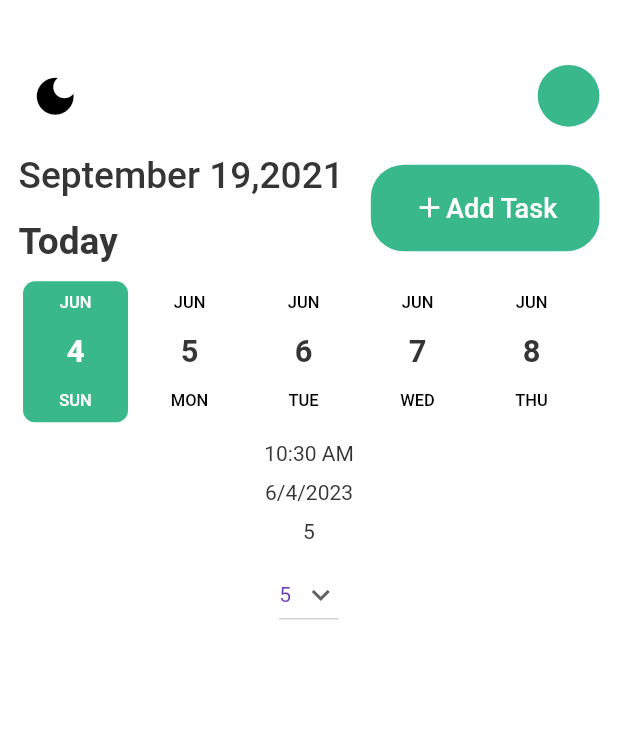
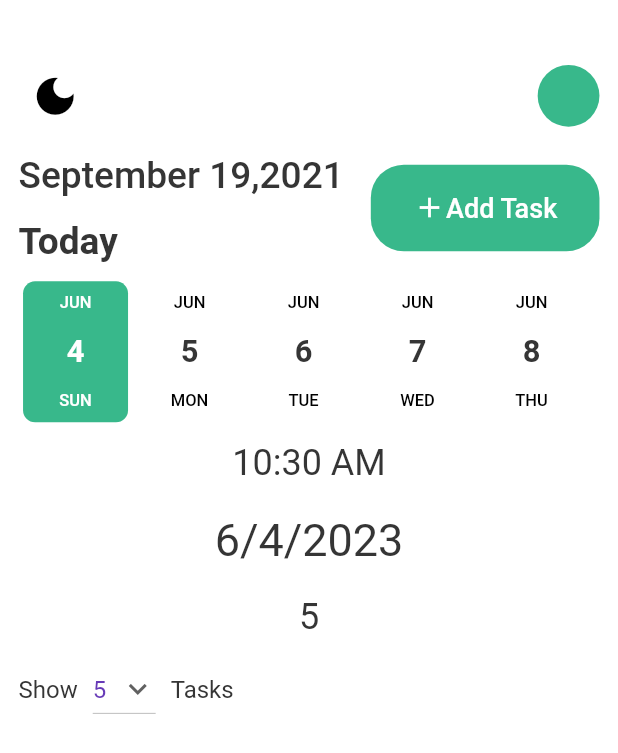
Before and after one commit to isavtars/todo, a Flutter app: the screen it shows after launch, on a phone screen of 412 x 824 dp. Shown: the top 753 px of the screen. Run offline on Flutter 3.47's test engine with Material 2 defaults, Android fonts, the light colour scheme and no system bars; drawn by our look-alikes of date_picker_timeline; our stand-ins replace get, google_fonts, sqflite; accounts and stored records are empty; Roboto replaces fonts that are missing (Questrial).

Commit message:
check it

```diff
--- a/lib/screen/home_screen2.dart
+++ b/lib/screen/home_screen2.dart
@@ -71,23 +71,29 @@ class _HomeScreen2State extends State<HomeScreen2> {
           const SizedBox(
             height: 10,
           ),
-          Text(DateFormat("hh:mm a").format(selecteddate)),
+          Text(DateFormat("hh:mm a").format(selecteddate), style: const TextStyle(fontSize: 24),),
           const SizedBox(
-            height: 10,
+            height: 20,
           ),
-          Text(DateFormat.yMd().format(selecteddate)),
+          Text(DateFormat.yMd().format(selecteddate), style: const TextStyle(fontSize: 30),),
           const SizedBox(
-            height: 10,
+            height: 20,
           ),
-          Text(dropdownValue),
+          Text(dropdownValue, style: const TextStyle(fontSize: 24),),
           const SizedBox(
             height: 10,
           ),
 
+          Row(
+            // mainAxisAlignment: MainAxisAlignment.center,
+            children: [
+              const Text('Show', style: TextStyle(fontSize: 16),),
+              const SizedBox(width: 10,),
               DropdownButton<String>(
+                alignment: AlignmentDirectional.bottomStart,
                 value: dropdownValue,
                 elevation: 16,
-            style: const TextStyle(color: Colors.deepPurple),
+                style: const TextStyle(color: Colors.deepPurple, fontSize: 16),
                 icon: const Icon(Icons.keyboard_arrow_down),
                 items:
                     dropedown_items.map<DropdownMenuItem<String>>((String value) {
@@ -102,6 +108,10 @@ class _HomeScreen2State extends State<HomeScreen2> {
                     dropdownValue = value!;
                   });
                 },
+              ),
+              const SizedBox(width: 10,),
+              const Text('Tasks', style: TextStyle(fontSize: 16),),
+            ],
           )
         ]),
       ),
@@ -109,8 +119,8 @@ class _HomeScreen2State extends State<HomeScreen2> {
   }
 
 //header
-  Container header({required IconData icon}) {
-    return Container(
+  SizedBox header({required IconData icon}) {
+    return SizedBox(
       height: SizeConfig.blockSizeHorizantal! * 15,
       child: Row(
         mainAxisAlignment: MainAxisAlignment.spaceBetween,
@@ -152,8 +162,8 @@ class _HomeScreen2State extends State<HomeScreen2> {
   }
 
   //aadtask
-  Container _addtask() {
-    return Container(
+  SizedBox _addtask() {
+    return SizedBox(
       height: SizeConfig.blockSizeHorizantal! * 20,
       width: double.maxFinite,
       // color: Colors.red,
@@ -185,10 +195,11 @@ class _HomeScreen2State extends State<HomeScreen2> {
               icons: Icons.add,
               bthTitles: "Add Task",
               onpressed: () {
-                Navigator.push(
-                    context,
-                    MaterialPageRoute(
-                        builder: (context) => const AddTaskScreenn()));
+                Get.to(const AddTaskScreenn());
+                // Navigator.push(
+                //     context,
+                //     MaterialPageRoute(
+                //         builder: (context) => const AddTaskScreenn()));
               },
               height: SizeConfig.blockSizeVertical! * 7,
               width: SizeConfig.blockSizeHorizantal! * 37,
--- a/lib/screen/widgets/customebtns.dart
+++ b/lib/screen/widgets/customebtns.dart
@@ -7,7 +7,8 @@ class CustomeBtn extends StatelessWidget {
       required this.icons,
       required this.bthTitles,
       this.height = 50.0,
-      this.width = 100.0, required this.onpressed});
+      this.width = 100.0,
+      required this.onpressed});
 
   final IconData icons;
   final String bthTitles;
```
Also changed, not shown: lib/screen/addtask.dart (+10 -5 lines). Lines whose indentation alone changed are shown as unchanged.
